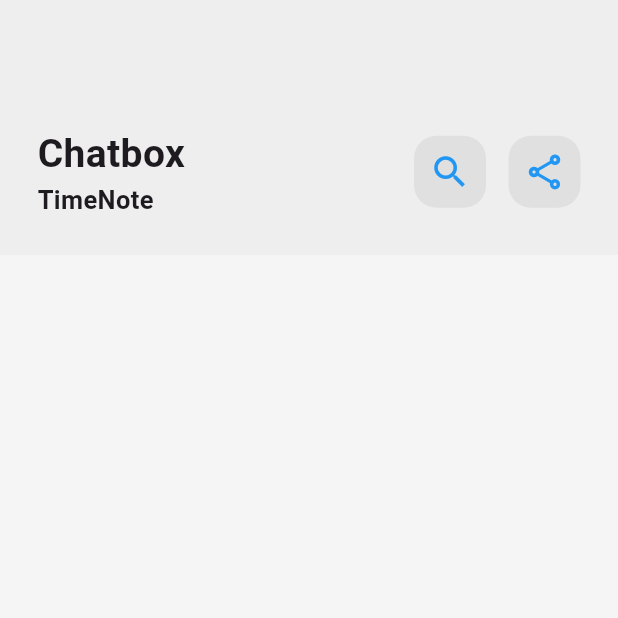
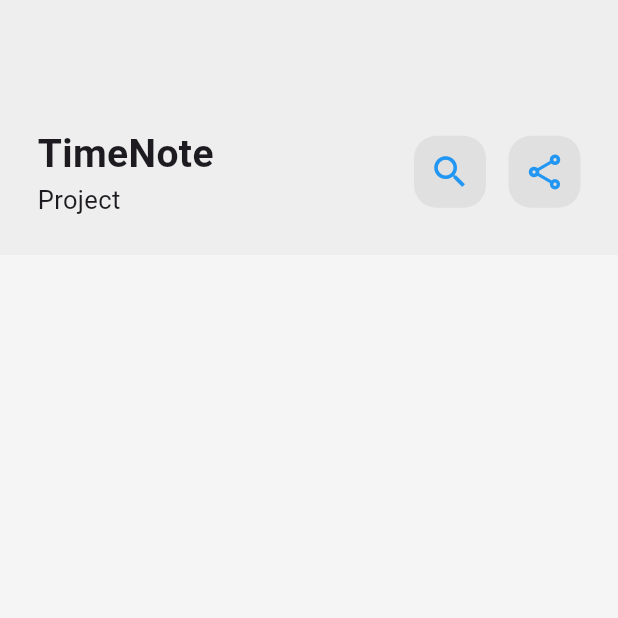
Before and after one commit to AlbenBustamante/cloud_files_app_ui, a Flutter app: the screen it shows after launch, after a tap on "TimeNote", on a phone screen of 412 x 824 dp, the top half of it. Run offline on Flutter 3.47's test engine with Material 3 defaults, Android fonts, the light colour scheme and no system bars.

Commit message:
update: subtitle style and dynamic name

```diff
--- a/lib/pages/project_page.dart
+++ b/lib/pages/project_page.dart
@@ -19,7 +19,7 @@ class _ProjectPageState extends State<ProjectPage> {
         ));
   }
 
-  Widget _header() {
+  Container _header() {
     return Container(
         alignment: Alignment.bottomLeft,
         padding: const EdgeInsets.all(25.0),
@@ -32,12 +32,12 @@ class _ProjectPageState extends State<ProjectPage> {
                 crossAxisAlignment: CrossAxisAlignment.start,
                 mainAxisSize: MainAxisSize.min,
                 children: [
-                  const Text('Chatbox',
-                      style: TextStyle(
-                          fontSize: 26.0, fontWeight: FontWeight.bold)),
                   Text(widget._folderName,
                       style: const TextStyle(
-                          fontSize: 17.0, fontWeight: FontWeight.bold))
+                          fontSize: 26.0, fontWeight: FontWeight.bold)),
+                  const Text("Project",
+                      style: TextStyle(
+                          fontSize: 17.0, fontWeight: FontWeight.w400))
                 ]),
             Row(children: [
               _headerIcon(Icons.search),
```
